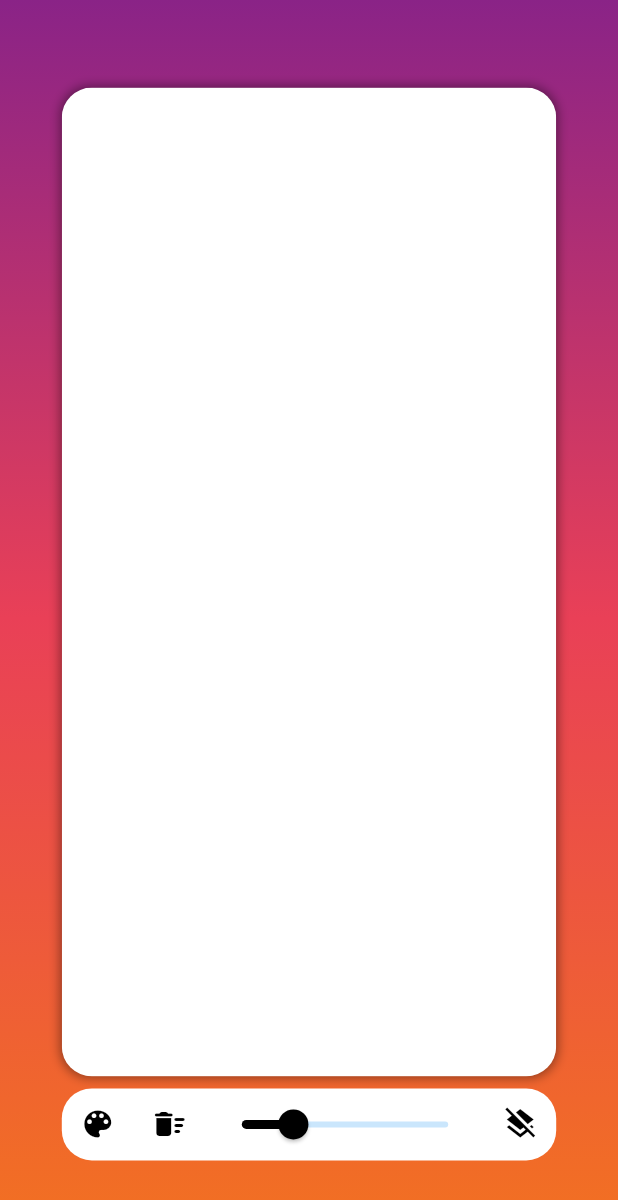
After one commit to Retrogram-Graduation-project/sender-mobile-application, a Flutter app: the DrawPage screen opened directly, after a tap on the "color lens" icon, on a phone screen of 412 x 824 dp. The commit adds this screen. Shown: the top 1200 px of the screen. Run offline on Flutter 3.47's test engine with Material 2 defaults, Android fonts, the phone set to English and light mode, and no system bars; our stand-ins replace animated_text_kit, flutter_colorpicker, google_fonts, image_picker, photo_view; missing offline and left inert: dart:ffi, nearby_connections; statements that could not run were skipped.

Commit message:
Implementing local painting

```diff
--- /dev/null
+++ b/sender_app/lib/screens/draw.dart
@@ -0,0 +1,234 @@
+import 'dart:ui';
+import 'package:flutter/material.dart';
+import 'package:flutter_colorpicker/flutter_colorpicker.dart';
+
+class DrawingArea {
+  Offset point;
+  Paint areaPaint;
+
+  DrawingArea({this.point, this.areaPaint});
+}
+
+class DrawPage extends StatefulWidget {
+  @override
+  _DrawPageState createState() => _DrawPageState();
+}
+
+class _DrawPageState extends State<DrawPage> {
+  List<DrawingArea> points;
+  Color selectedColor;
+  Color previousColor;
+  double strokeWidth;
+
+  @override
+  void initState() {
+    super.initState();
+    selectedColor = Colors.black;
+    previousColor = Colors.black;
+    strokeWidth = 2.0;
+    points = [];
+  }
+
+  void selectColor() {
+    showDialog(
+      context: context,
+      builder: (context) {
+        return AlertDialog(
+          title: const Text('Color Chooser'),
+          content: SingleChildScrollView(
+            child: BlockPicker(
+              pickerColor: selectedColor,
+              onColorChanged: (color) {
+                this.setState(() {
+                  if (selectedColor != Colors.white)
+                    previousColor = selectedColor;
+                  selectedColor = color;
+                });
+              },
+            ),
+          ),
+          actions: <Widget>[
+            TextButton(
+                onPressed: () {
+                  Navigator.of(context).pop();
+                },
+                child: Text("Close"))
+          ],
+        );
+      },
+    );
+  }
+
+  @override
+  Widget build(BuildContext context) {
+    final double width = MediaQuery.of(context).size.width;
+    final double height = MediaQuery.of(context).size.height;
+    print("build function");
+
+    return Scaffold(
+      body: Stack(
+        children: <Widget>[
+          Container(
+            decoration: BoxDecoration(
+                gradient: LinearGradient(
+                    begin: Alignment.topCenter,
+                    end: Alignment.bottomCenter,
+                    colors: [
+                  Color.fromRGBO(138, 35, 135, 1.0),
+                  Color.fromRGBO(233, 64, 87, 1.0),
+                  Color.fromRGBO(242, 113, 33, 1.0),
+                ])),
+          ),
+          Center(
+            child: Column(
+              crossAxisAlignment: CrossAxisAlignment.center,
+              mainAxisAlignment: MainAxisAlignment.center,
+              children: <Widget>[
+                Padding(
+                  padding: const EdgeInsets.all(8.0),
+                  child: Container(
+                    width: width * 0.80,
+                    height: height * 0.80,
+                    decoration: BoxDecoration(
+                        borderRadius: BorderRadius.all(Radius.circular(20.0)),
+                        boxShadow: [
+                          BoxShadow(
+                            color: Colors.black.withOpacity(0.4),
+                            blurRadius: 5.0,
+                            spreadRadius: 1.0,
+                          )
+                        ]),
+                    child: GestureDetector(
+                      onPanDown: (details) {
+                        this.setState(() {
+                          points.add(DrawingArea(
+                              point: details.localPosition,
+                              areaPaint: Paint()
+                                ..strokeCap = StrokeCap.round
+                                ..isAntiAlias = true
+                                ..color = selectedColor
+                                ..strokeWidth = strokeWidth));
+                        });
+                      },
+                      onPanUpdate: (details) {
+                        this.setState(() {
+                          points.add(DrawingArea(
+                              point: details.localPosition,
+                              areaPaint: Paint()
+                                ..strokeCap = StrokeCap.round
+                                ..isAntiAlias = true
+                                ..color = selectedColor
+                                ..strokeWidth = strokeWidth));
+                        });
+                      },
+                      onPanEnd: (details) {
+                        this.setState(() {
+                          points.add(null);
+                        });
+                      },
+                      child: SizedBox.expand(
+                        child: ClipRRect(
+                          borderRadius: BorderRadius.all(Radius.circular(20.0)),
+                          child: CustomPaint(
+                            painter: MyCustomPainter(points: points),
+                          ),
+                        ),
+                      ),
+                    ),
+                  ),
+                ),
+                Container(
+                  width: width * 0.80,
+                  decoration: BoxDecoration(
+                      color: Colors.white,
+                      borderRadius: BorderRadius.all(Radius.circular(20.0))),
+                  child: Row(
+                    children: <Widget>[
+                      IconButton(
+                          icon: Icon(
+                            Icons.color_lens,
+                            color: selectedColor == Colors.white
+                                ? previousColor
+                                : selectedColor,
+                          ),
+                          onPressed: () {
+                            selectColor();
+                          }),
+                      IconButton(
+                          icon: Icon(
+                            Icons.delete_sweep_rounded,
+                            color: selectedColor == Colors.white
+                                ? previousColor
+                                : selectedColor,
+                          ),
+                          onPressed: () {
+                            this.setState(() {
+                              if (selectedColor != Colors.white)
+                                previousColor = selectedColor;
+                              selectedColor = Colors.white;
+                            });
+                          }),
+                      Expanded(
+                        child: Slider(
+                          min: 1.0,
+                          max: 5.0,
+                          label: "Stroke $strokeWidth",
+                          activeColor: selectedColor == Colors.white
+                              ? previousColor
+                              : selectedColor,
+                          value: strokeWidth,
+                          onChanged: (double value) {
+                            this.setState(() {
+                              strokeWidth = value;
+                            });
+                          },
+                        ),
+                      ),
+                      IconButton(
+                          icon: Icon(
+                            Icons.layers_clear,
+                            color: Colors.black,
+                          ),
+                          onPressed: () {
+                            this.setState(() {
+                              points.clear();
+                            });
+                          }),
+                    ],
+                  ),
+                )
+              ],
+            ),
+          ),
+        ],
+      ),
+    );
+  }
+}
+
+class MyCustomPainter extends CustomPainter {
+  List<DrawingArea> points;
+
+  MyCustomPainter({@required this.points});
+
+  @override
+  void paint(Canvas canvas, Size size) {
+    Paint background = Paint()..color = Colors.white;
+    Rect rect = Rect.fromLTWH(0, 0, size.width, size.height);
+    canvas.drawRect(rect, background);
+    canvas.clipRect(rect);
+    print("Paint");
+    for (int x = 0; x < points.length - 1; x++) {
+      if (points[x] != null && points[x + 1] != null) {
+        canvas.drawLine(
+            points[x].point, points[x + 1].point, points[x].areaPaint);
+      } else if (points[x] != null && points[x + 1] == null) {
+        canvas.drawPoints(
+            PointMode.points, [points[x].point], points[x].areaPaint);
+      }
+    }
+  }
+
+  @override
+  bool shouldRepaint(MyCustomPainter oldDelegate) => true;
+}
--- a/sender_app/lib/screens/home.dart
+++ b/sender_app/lib/screens/home.dart
@@ -8,6 +8,7 @@ import 'package:nearby_connections/nearby_connections.dart';
 import 'package:provider/provider.dart';
 import 'package:sender_app/helpers/provider.dart';
 import 'package:sender_app/models/device.dart';
+import 'package:sender_app/screens/draw.dart';
 import 'package:sender_app/screens/photo_view.dart';
 import 'package:sender_app/styles/style.dart';
 
@@ -497,7 +498,11 @@ class _HomePageState extends State<HomePage> {
     ));
   }
 
-  void _selectDraw() {}
+  void _selectDraw() {
+    Navigator.of(context).push(MaterialPageRoute(
+      builder: (context) => DrawPage(),
+    ));
+  }
 
   void showSnackbar(dynamic a) {
     ScaffoldMessenger.of(context).showSnackBar(SnackBar(
--- a/sender_app/pubspec.yaml
+++ b/sender_app/pubspec.yaml
@@ -34,6 +34,7 @@ dependencies:
   image_picker: ^0.8.1+3
   animated_text_kit: ^4.2.1
   photo_view: ^0.11.1
+  flutter_colorpicker: ^0.3.2
 
 dev_dependencies:
   flutter_test:
```
Also changed, not shown: sender_app/pubspec.lock.
